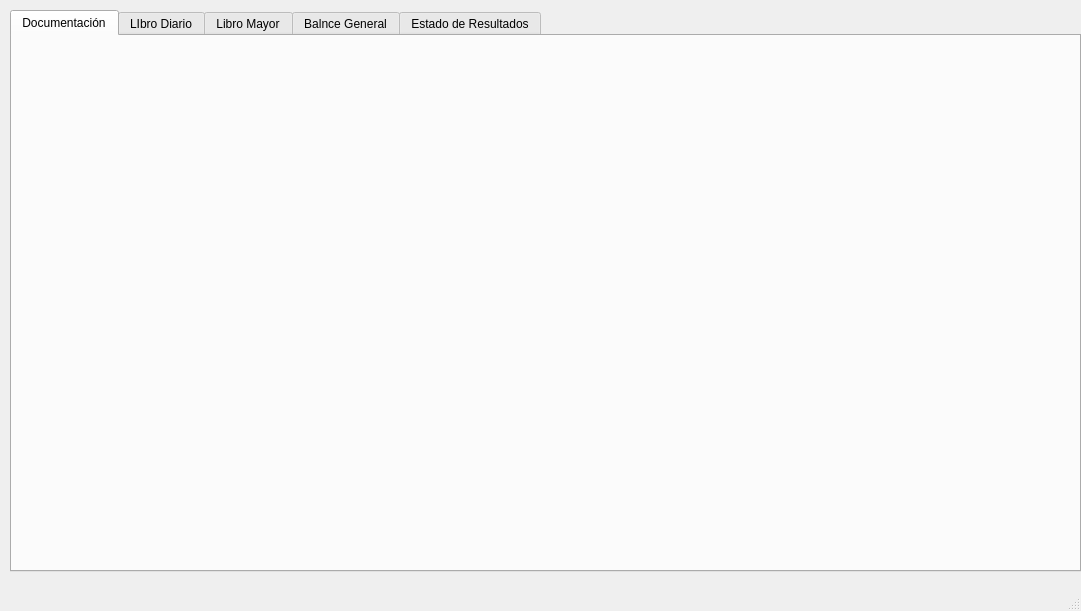
The window that mainwindow.ui (pabloflores465/Proyecto-Informatica-3) describes before a commit, drawn with Qt 5.
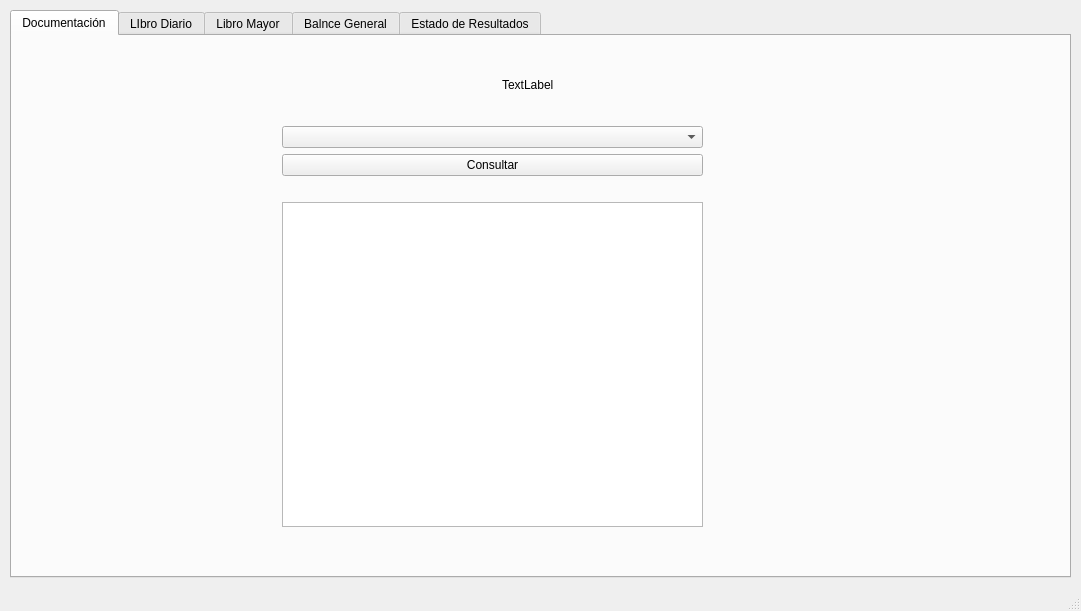
The same window after the commit.

Commit message: terminando clase de documentación

Diff of the .ui file:
```diff
--- a/mainwindow.ui
+++ b/mainwindow.ui
@@ -19,8 +19,8 @@
      <rect>
       <x>10</x>
       <y>10</y>
-      <width>1071</width>
-      <height>562</height>
+      <width>1061</width>
+      <height>568</height>
      </rect>
     </property>
     <property name="currentIndex">
@@ -30,6 +30,57 @@
      <attribute name="title">
       <string>Documentación</string>
      </attribute>
+     <widget class="QLabel" name="label_12">
+      <property name="geometry">
+       <rect>
+        <x>490</x>
+        <y>40</y>
+        <width>58</width>
+        <height>18</height>
+       </rect>
+      </property>
+      <property name="text">
+       <string>TextLabel</string>
+      </property>
+     </widget>
+     <widget class="QWidget" name="layoutWidget">
+      <property name="geometry">
+       <rect>
+        <x>270</x>
+        <y>90</y>
+        <width>421</width>
+        <height>401</height>
+       </rect>
+      </property>
+      <layout class="QVBoxLayout" name="verticalLayout_4">
+       <item>
+        <widget class="QComboBox" name="comboBox"/>
+       </item>
+       <item>
+        <widget class="QPushButton" name="consultarButton">
+         <property name="text">
+          <string>Consultar</string>
+         </property>
+        </widget>
+       </item>
+       <item>
+        <spacer name="horizontalSpacer">
+         <property name="orientation">
+          <enum>Qt::Horizontal</enum>
+         </property>
+         <property name="sizeHint" stdset="0">
+          <size>
+           <width>40</width>
+           <height>20</height>
+          </size>
+         </property>
+        </spacer>
+       </item>
+       <item>
+        <widget class="QListWidget" name="listWidget"/>
+       </item>
+      </layout>
+     </widget>
     </widget>
     <widget class="QWidget" name="tab_2">
      <attribute name="title">
```
Left out of the diff: 52 changed lines with no effect on the pictures. Lines whose indentation alone changed are shown as unchanged. The commit also changes 1 other file.
